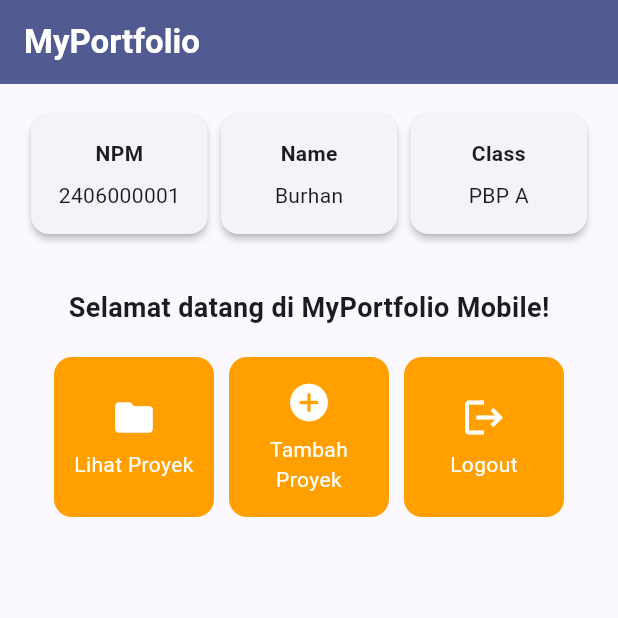
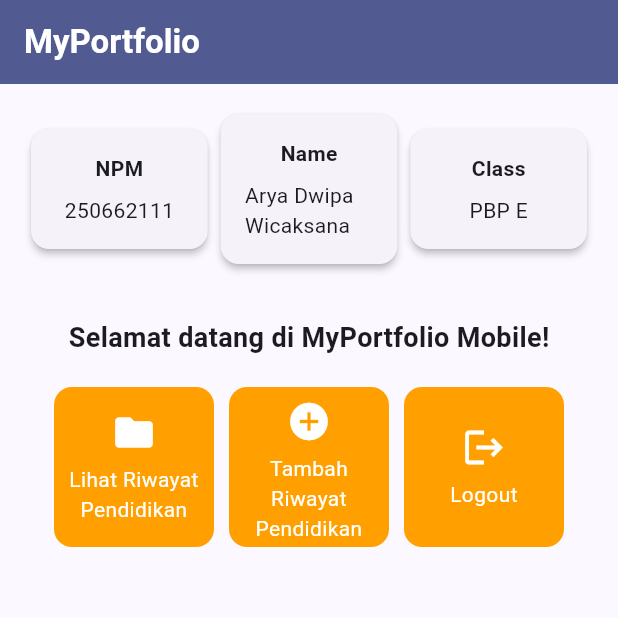
Before and after one commit to aryadwipa24/myportofolio_mobile, a Flutter app: the screen it shows after launch, on a phone screen of 412 x 824 dp, the top half of it. Run offline on Flutter 3.47's test engine with Material 3 defaults, Android fonts, the phone set to English and light mode, and no system bars.

Commit message:
feat: mengganti informasi data diri dan tombol aksi

```diff
--- a/lib/menu.dart
+++ b/lib/menu.dart
@@ -3,13 +3,13 @@ import 'package:flutter/material.dart';
 class MyHomePage extends StatelessWidget {
   MyHomePage({super.key});
 
-  final String npm = "2406000001";
-  final String nama = "Burhan";
-  final String kelas = "PBP A";
+  final String npm = "250662111";
+  final String nama = "Arya Dwipa Wicaksana";
+  final String kelas = "PBP E";
 
   final List<ItemHomepage> items = [
-    ItemHomepage("Lihat Proyek", Icons.folder),
-    ItemHomepage("Tambah Proyek", Icons.add_circle),
+    ItemHomepage("Lihat Riwayat Pendidikan", Icons.folder),
+    ItemHomepage("Tambah Riwayat Pendidikan", Icons.add_circle),
     ItemHomepage("Logout", Icons.logout),
   ];
 
```
